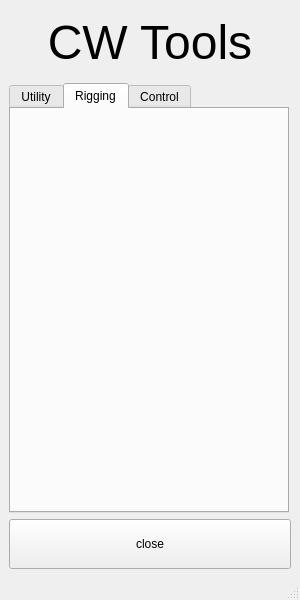
First picture: the form in CWToolsQtProj/mainwindow.ui, repository Cindyyyyw/CW_Maya_Rigging_Tools, before the edit.
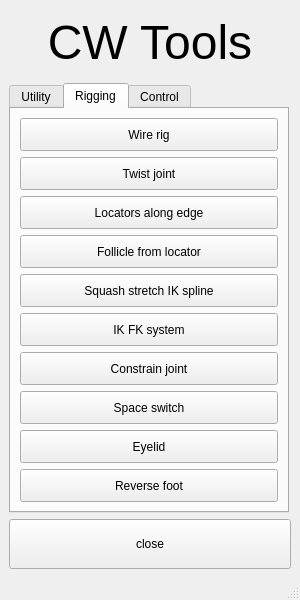
Second picture: the form after the edit. The open tabs and pages were chosen to show the change.

The edit to the form file:
```diff
--- a/CWToolsQtProj/mainwindow.ui
+++ b/CWToolsQtProj/mainwindow.ui
@@ -170,6 +170,168 @@
        <attribute name="title">
         <string>Rigging</string>
        </attribute>
+       <layout class="QVBoxLayout" name="verticalLayout_3">
+        <item>
+         <widget class="QPushButton" name="btn_wireRig">
+          <property name="sizePolicy">
+           <sizepolicy hsizetype="Minimum" vsizetype="Preferred">
+            <horstretch>0</horstretch>
+            <verstretch>0</verstretch>
+           </sizepolicy>
+          </property>
+          <property name="locale">
+           <locale language="English" country="Canada"/>
+          </property>
+          <property name="text">
+           <string>Wire rig</string>
+          </property>
+         </widget>
+        </item>
+        <item>
+         <widget class="QPushButton" name="btn_twistJoint">
+          <property name="sizePolicy">
+           <sizepolicy hsizetype="Minimum" vsizetype="Preferred">
+            <horstretch>0</horstretch>
+            <verstretch>0</verstretch>
+           </sizepolicy>
+          </property>
+          <property name="locale">
+           <locale language="English" country="Canada"/>
+          </property>
+          <property name="text">
+           <string>Twist joint</string>
+          </property>
+         </widget>
+        </item>
+        <item>
+         <widget class="QPushButton" name="btn_locatorOnEdge">
+          <property name="sizePolicy">
+           <sizepolicy hsizetype="Minimum" vsizetype="Preferred">
+            <horstretch>0</horstretch>
+            <verstretch>0</verstretch>
+           </sizepolicy>
+          </property>
+          <property name="locale">
+           <locale language="English" country="Canada"/>
+          </property>
+          <property name="text">
+           <string>Locators along edge</string>
+          </property>
+         </widget>
+        </item>
+        <item>
+         <widget class="QPushButton" name="btn_attachFlc">
+          <property name="sizePolicy">
+           <sizepolicy hsizetype="Minimum" vsizetype="Preferred">
+            <horstretch>0</horstretch>
+            <verstretch>0</verstretch>
+           </sizepolicy>
+          </property>
+          <property name="locale">
+           <locale language="English" country="Canada"/>
+          </property>
+          <property name="text">
+           <string>Follicle from locator</string>
+          </property>
+         </widget>
+        </item>
+        <item>
+         <widget class="QPushButton" name="btn_buildTwistJoint_3">
+          <property name="sizePolicy">
+           <sizepolicy hsizetype="Minimum" vsizetype="Preferred">
+            <horstretch>0</horstretch>
+            <verstretch>0</verstretch>
+           </sizepolicy>
+          </property>
+          <property name="locale">
+           <locale language="English" country="Canada"/>
+          </property>
+          <property name="text">
+           <string>Squash stretch IK spline</string>
+          </property>
+         </widget>
+        </item>
+        <item>
+         <widget class="QPushButton" name="btn_buildTwistJoint_7">
+          <property name="sizePolicy">
+           <sizepolicy hsizetype="Minimum" vsizetype="Preferred">
+            <horstretch>0</horstretch>
+            <verstretch>0</verstretch>
+           </sizepolicy>
+          </property>
+          <property name="locale">
+           <locale language="English" country="Canada"/>
+          </property>
+          <property name="text">
+           <string>IK FK system</string>
+          </property>
+         </widget>
+        </item>
+        <item>
+         <widget class="QPushButton" name="btn_buildTwistJoint_8">
+          <property name="sizePolicy">
+           <sizepolicy hsizetype="Minimum" vsizetype="Preferred">
+            <horstretch>0</horstretch>
+            <verstretch>0</verstretch>
+           </sizepolicy>
+          </property>
+          <property name="locale">
+           <locale language="English" country="Canada"/>
+          </property>
+          <property name="text">
+           <string>Constrain joint</string>
+          </property>
+         </widget>
+        </item>
+        <item>
+         <widget class="QPushButton" name="btn_buildTwistJoint_4">
+          <property name="sizePolicy">
+           <sizepolicy hsizetype="Minimum" vsizetype="Preferred">
+            <horstretch>0</horstretch>
+            <verstretch>0</verstretch>
+           </sizepolicy>
+          </property>
+          <property name="locale">
+           <locale language="English" country="Canada"/>
+          </property>
+          <property name="text">
+           <string>Space switch</string>
+          </property>
+         </widget>
+        </item>
+        <item>
+         <widget class="QPushButton" name="btn_buildTwistJoint_6">
+          <property name="sizePolicy">
+           <sizepolicy hsizetype="Minimum" vsizetype="Preferred">
+            <horstretch>0</horstretch>
+            <verstretch>0</verstretch>
+           </sizepolicy>
+          </property>
+          <property name="locale">
+           <locale language="English" country="Canada"/>
+          </property>
+          <property name="text">
+           <string>Eyelid</string>
+          </property>
+         </widget>
+        </item>
+        <item>
+         <widget class="QPushButton" name="btn_buildTwistJoint_10">
+          <property name="sizePolicy">
+           <sizepolicy hsizetype="Minimum" vsizetype="Preferred">
+            <horstretch>0</horstretch>
+            <verstretch>0</verstretch>
+           </sizepolicy>
+          </property>
+          <property name="locale">
+           <locale language="English" country="Canada"/>
+          </property>
+          <property name="text">
+           <string>Reverse foot</string>
+          </property>
+         </widget>
+        </item>
+       </layout>
       </widget>
       <widget class="QWidget" name="tab_ctrl">
        <attribute name="title">
```
Left out of the diff: 37 changed lines with no effect on the pictures.
